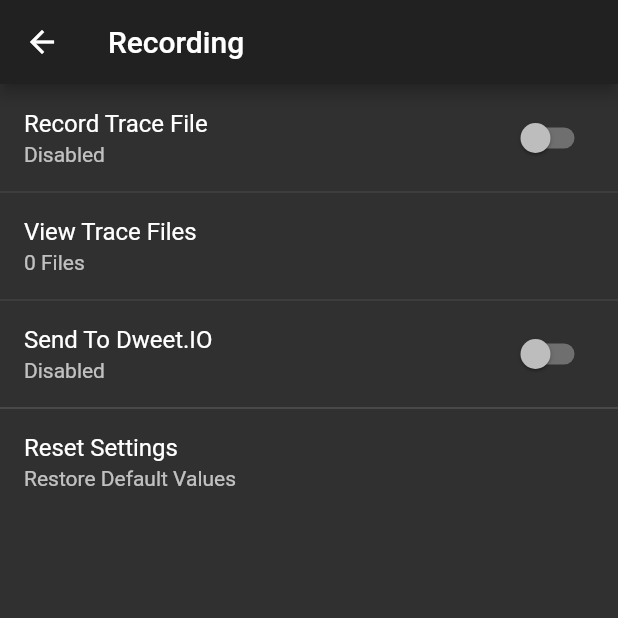
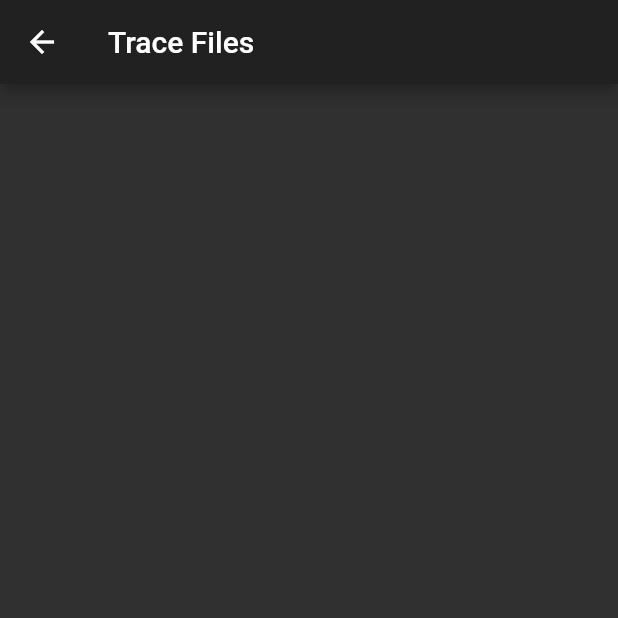
Before and after one commit to Prateek-Prakash/OpenXC, a Flutter app: the RecordingSettingsPage screen opened directly, after a tap on "View Trace Files", on a phone screen of 412 x 824 dp, the top half of it. Run offline on Flutter 3.47's test engine with Material 2 defaults, Android fonts, the phone set to English and light mode, and no system bars; our stand-ins replace badges, flutter_blue, shared_preferences; accounts and stored records are empty.

Commit message:
Add ViewTraceFilesPage

```diff
--- a/lib/main.dart
+++ b/lib/main.dart
@@ -620,7 +620,9 @@ class _RecordingSettingsPageState extends State<RecordingSettingsPage> {
             ListTile(
               title: Text('View Trace Files'),
               subtitle: Text('0 Files'),
-              onTap: () {},
+              onTap: () {
+                Navigator.push(context, MaterialPageRoute(builder: (context) => ViewTraceFilesPage()));
+              },
             ),
             SwitchListTile(
               activeColor: appTheme.accentColor,
@@ -657,3 +659,14 @@ class _RecordingSettingsPageState extends State<RecordingSettingsPage> {
     );
   }
 }
+
+class ViewTraceFilesPage extends StatelessWidget {
+  @override
+  Widget build(BuildContext context) {
+    return Scaffold(
+      appBar: AppBar(
+        title: Text('Trace Files'),
+      ),
+    );
+  }
+}
```
Also changed, not shown: 3 other files.
